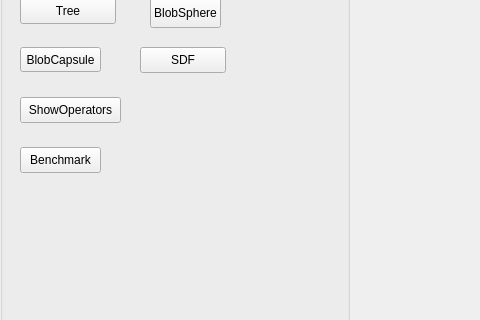
Before: the Qt Designer form AppTinyMesh/UI/interface.ui in Slyphero/TinyMesh_Fork, drawn with Qt 5; both pictures show x 0 to 480 and y 132 to 452 of the 1200 by 1000 pixel window.
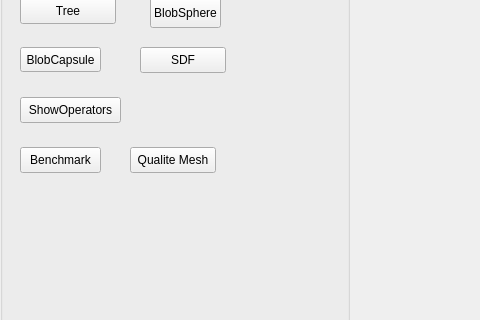
After: the same form once the commit is applied.

What changed in the file:
```diff
--- a/AppTinyMesh/UI/interface.ui
+++ b/AppTinyMesh/UI/interface.ui
@@ -210,6 +210,19 @@
         <string>Benchmark</string>
        </property>
       </widget>
+      <widget class="QPushButton" name="meshQuality">
+       <property name="geometry">
+        <rect>
+         <x>130</x>
+         <y>260</y>
+         <width>86</width>
+         <height>26</height>
+        </rect>
+       </property>
+       <property name="text">
+        <string>Qualite Mesh</string>
+       </property>
+      </widget>
      </widget>
     </item>
     <item>
```
